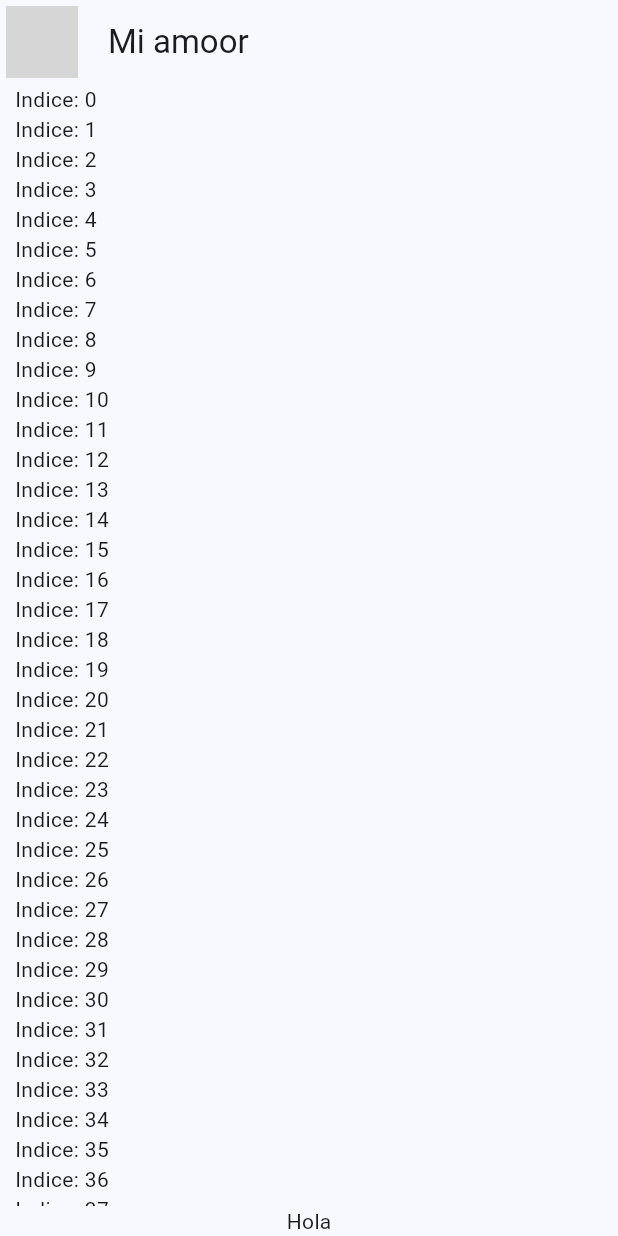
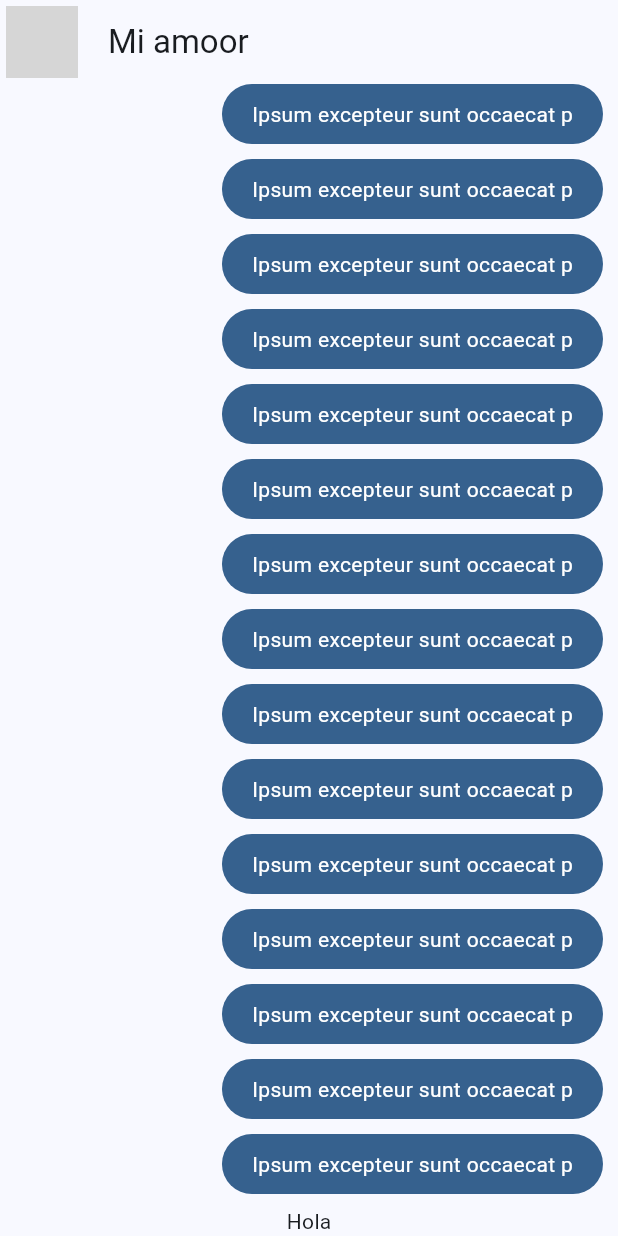
Before and after one commit to fisico-alienado/yes-no-maybe-app-flutter, a Flutter app: the screen it shows after launch, on a phone screen of 412 x 824 dp. Run offline on Flutter 3.47's test engine with Material 2 defaults, Android fonts, the phone set to English and light mode, and no system bars; grey boxes are pictures that could not be loaded.

Commit message:
Mis mensajes - Burbuja de chat

```diff
--- a/lib/main.dart
+++ b/lib/main.dart
@@ -1,6 +1,7 @@
 import 'package:flutter/material.dart';
+
 import 'package:yes_no_maybe_app/config/theme/app_theme.dart';
-import 'package:yes_no_maybe_app/presentation/chat/chat_screen.dart';
+import 'package:yes_no_maybe_app/presentation/screens/chat/chat_screen.dart';
 
 void main() => runApp(const MyApp());
 
--- a/lib/presentation/chat/chat_screen.dart
+++ b/lib/presentation/screens/chat/chat_screen.dart
@@ -1,6 +1,7 @@
 // import 'dart:io';
 
 import 'package:flutter/material.dart';
+import 'package:yes_no_maybe_app/presentation/widgets/chat/my_message_bubble.dart';
 
 class ChatScreen extends StatelessWidget {
 
@@ -42,11 +43,11 @@ class _ChatView extends StatelessWidget {
               child: ListView.builder(
                 itemCount: 100, // Con esto estamos limitando el numero maximo de item que puede mostrar/almacenar el widget ListView
                 itemBuilder: (context, index) { // index, si no se controla, genera infinitos elementos
-                  return Text('Indice: $index');
+                  return const MyMessageBubble();
                 }
               )
             ),
-            Text('Hola')
+            const Text('Hola')
           ],
         ),
       ),
--- /dev/null
+++ b/lib/presentation/screens/descripcion.txt
@@ -0,0 +1 @@
+todo lo visual de flutter relacionado con las pantallas de la aplicacion va a ir en este directorio.
--- /dev/null
+++ b/lib/presentation/widgets/chat/descripcion.txt
@@ -0,0 +1 @@
+widgets REUTILIZABLES relacionados con la carpeta 'chat'
--- /dev/null
+++ b/lib/presentation/widgets/chat/my_message_bubble.dart
@@ -0,0 +1,29 @@
+import 'package:flutter/material.dart';
+
+class MyMessageBubble extends StatelessWidget {
+  const MyMessageBubble({super.key});
+
+  @override
+  Widget build(BuildContext context) {
+
+    final colors = Theme.of(context).colorScheme; // Esto significa: vete para atras en los widgets padres hasta que encuentres el Theme y aplicalo. Para esto esta el argumento "BuildContext context" en todos los Widgets
+                                                  // con .colorScheme accedemos a todo lo definido en AppTheme()
+    return Column(
+      crossAxisAlignment: CrossAxisAlignment.end, // PARA ALINEAR MIS BURBUJAS DE CHAT A LA DERECHA
+      children: [
+        Container(
+          decoration: BoxDecoration(
+            color: colors.primary, // el color definido en AppTheme()
+            borderRadius: BorderRadius.circular(20)
+          ),
+          child: const Padding(
+            padding: EdgeInsets.symmetric(horizontal: 20, vertical: 10),
+            child: Text('Ipsum excepteur sunt occaecat p', style: TextStyle( color: Colors.white),),
+          ),
+        ),
+        // Para agregar una SEPARACION
+        const SizedBox(height: 10),
+      ],
+    );
+  }
+}
--- /dev/null
+++ b/lib/presentation/widgets/descripcion.txt
@@ -0,0 +1 @@
+la idea es tener aqui pequeños widgets REUTILIZABLES
```
